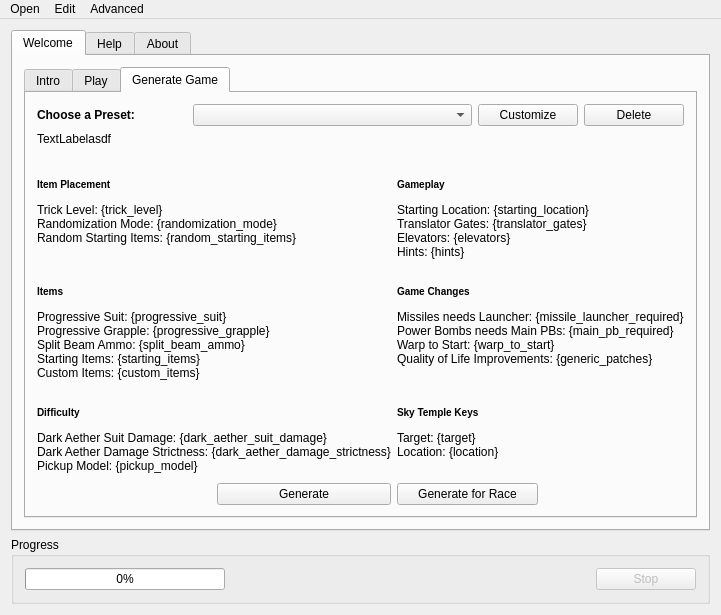
First picture: the form in randovania/gui/ui_files/main_window.ui, repository randovania/randovania, before the edit.
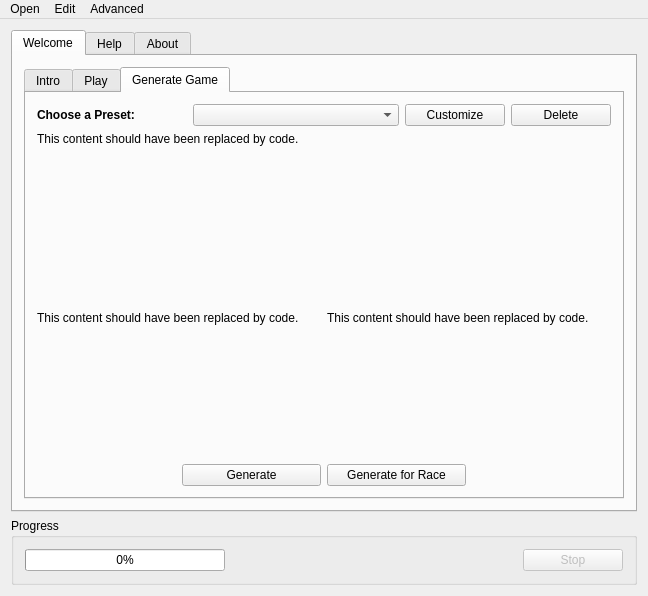
Second picture: the form after the edit. The open tabs and pages were chosen to show the change. Icons and pictures are not drawn.

Commit message: Improve the Game Details tab

```diff
--- a/randovania/gui/ui_files/main_window.ui
+++ b/randovania/gui/ui_files/main_window.ui
@@ -239,144 +239,6 @@
             <string>Generate Game</string>
            </attribute>
            <layout class="QGridLayout" name="gridLayout_9">
-            <item row="10" column="0" colspan="4">
-             <spacer name="create_vertical_spacer_4">
-              <property name="orientation">
-               <enum>Qt::Vertical</enum>
-              </property>
-              <property name="sizeHint" stdset="0">
-               <size>
-                <width>20</width>
-                <height>40</height>
-               </size>
-              </property>
-             </spacer>
-            </item>
-            <item row="4" column="2" colspan="2">
-             <widget class="QLabel" name="create_gameplay_label">
-              <property name="text">
-               <string>&lt;html&gt;&lt;head/&gt;&lt;body&gt;&lt;h5 style=&quot; margin-top:12px; margin-bottom:4px; margin-left:0px; margin-right:0px; -qt-block-indent:0; text-indent:0px;&quot;&gt;&lt;span style=&quot; font-size:small; font-weight:600;&quot;&gt;Gameplay&lt;/span&gt;&lt;/h5&gt;&lt;p&gt;Starting Location: {starting_location}&lt;br/&gt;Translator Gates: {translator_gates}&lt;br/&gt;Elevators: {elevators}&lt;br/&gt;Hints: {hints}&lt;/p&gt;&lt;/body&gt;&lt;/html&gt;</string>
-              </property>
-              <property name="alignment">
-               <set>Qt::AlignLeading|Qt::AlignLeft|Qt::AlignTop</set>
-              </property>
-             </widget>
-            </item>
-            <item row="7" column="0" colspan="2">
-             <widget class="QLabel" name="create_items_label">
-              <property name="text">
-               <string>&lt;html&gt;&lt;head/&gt;&lt;body&gt;&lt;p&gt;&lt;span style=&quot; font-size:small; font-weight:600;&quot;&gt;Items&lt;/span&gt;&lt;/p&gt;&lt;p&gt;Progressive Suit: {progressive_suit}&lt;br/&gt;Progressive Grapple: {progressive_grapple}&lt;br/&gt;Split Beam Ammo: {split_beam_ammo}&lt;br/&gt;Starting Items: {starting_items}&lt;br/&gt;Custom Items: {custom_items}&lt;/p&gt;&lt;/body&gt;&lt;/html&gt;</string>
-              </property>
-              <property name="alignment">
-               <set>Qt::AlignLeading|Qt::AlignLeft|Qt::AlignTop</set>
-              </property>
-             </widget>
-            </item>
-            <item row="7" column="2" colspan="2">
-             <widget class="QLabel" name="create_game_changes_label">
-              <property name="text">
-               <string>&lt;html&gt;&lt;head/&gt;&lt;body&gt;&lt;p&gt;&lt;span style=&quot; font-size:small; font-weight:600;&quot;&gt;Game Changes&lt;/span&gt;&lt;/p&gt;&lt;p&gt;Missiles needs Launcher: {missile_launcher_required}&lt;br/&gt;Power Bombs needs Main PBs: {main_pb_required}&lt;br/&gt;Warp to Start: {warp_to_start}&lt;br/&gt;Quality of Life Improvements: {generic_patches}&lt;/p&gt;&lt;/body&gt;&lt;/html&gt;</string>
-              </property>
-              <property name="alignment">
-               <set>Qt::AlignLeading|Qt::AlignLeft|Qt::AlignTop</set>
-              </property>
-             </widget>
-            </item>
-            <item row="11" column="2">
-             <widget class="QPushButton" name="create_generate_race_button">
-              <property name="text">
-               <string>Generate for Race</string>
-              </property>
-             </widget>
-            </item>
-            <item row="2" column="0" colspan="4">
-             <widget class="QLabel" name="create_preset_description">
-              <property name="minimumSize">
-               <size>
-                <width>0</width>
-                <height>40</height>
-               </size>
-              </property>
-              <property name="text">
-               <string>&lt;html&gt;&lt;head/&gt;&lt;body&gt;&lt;p&gt;TextLabelasdf&lt;/p&gt;&lt;/body&gt;&lt;/html&gt;</string>
-              </property>
-              <property name="alignment">
-               <set>Qt::AlignLeading|Qt::AlignLeft|Qt::AlignTop</set>
-              </property>
-              <property name="wordWrap">
-               <bool>true</bool>
-              </property>
-             </widget>
-            </item>
-            <item row="8" column="0" colspan="4">
-             <spacer name="create_vertical_spacer_3">
-              <property name="orientation">
-               <enum>Qt::Vertical</enum>
-              </property>
-              <property name="sizeType">
-               <enum>QSizePolicy::Fixed</enum>
-              </property>
-              <property name="sizeHint" stdset="0">
-               <size>
-                <width>20</width>
-                <height>20</height>
-               </size>
-              </property>
-             </spacer>
-            </item>
-            <item row="9" column="0" colspan="2">
-             <widget class="QLabel" name="create_difficulty_label">
-              <property name="text">
-               <string>&lt;html&gt;&lt;head/&gt;&lt;body&gt;&lt;h5 style=&quot; margin-top:12px; margin-bottom:4px; margin-left:0px; margin-right:0px; -qt-block-indent:0; text-indent:0px;&quot;&gt;&lt;span style=&quot; font-size:small; font-weight:600;&quot;&gt;Difficulty&lt;/span&gt;&lt;/h5&gt;&lt;p&gt;Dark Aether Suit Damage: {dark_aether_suit_damage}&lt;br/&gt;Dark Aether Damage Strictness: {dark_aether_damage_strictness}&lt;br/&gt;Pickup Model: {pickup_model}&lt;/p&gt;&lt;/body&gt;&lt;/html&gt;</string>
-              </property>
-              <property name="alignment">
-               <set>Qt::AlignLeading|Qt::AlignLeft|Qt::AlignTop</set>
-              </property>
-             </widget>
-            </item>
-            <item row="4" column="0" colspan="2">
-             <widget class="QLabel" name="create_item_placement_label">
-              <property name="text">
-               <string>&lt;html&gt;&lt;head/&gt;&lt;body&gt;&lt;h5 style=&quot; margin-top:12px; margin-bottom:4px; margin-left:0px; margin-right:0px; -qt-block-indent:0; text-indent:0px;&quot;&gt;&lt;span style=&quot; font-size:small; font-weight:600;&quot;&gt;Item Placement&lt;/span&gt;&lt;/h5&gt;&lt;p&gt;Trick Level: {trick_level}&lt;br/&gt;Randomization Mode: {randomization_mode}&lt;br/&gt;Random Starting Items: {random_starting_items}&lt;/p&gt;&lt;/body&gt;&lt;/html&gt;</string>
-              </property>
-              <property name="alignment">
-               <set>Qt::AlignLeading|Qt::AlignLeft|Qt::AlignTop</set>
-              </property>
-             </widget>
-            </item>
-            <item row="11" column="1">
-             <widget class="QPushButton" name="create_generate_button">
-              <property name="text">
-               <string>Generate</string>
-              </property>
-             </widget>
-            </item>
-            <item row="5" column="0" colspan="4">
-             <spacer name="create_vertical_spacer_2">
-              <property name="orientation">
-               <enum>Qt::Vertical</enum>
-              </property>
-              <property name="sizeType">
-               <enum>QSizePolicy::Fixed</enum>
-              </property>
-              <property name="sizeHint" stdset="0">
-               <size>
-                <width>20</width>
-                <height>20</height>
-               </size>
-              </property>
-             </spacer>
-            </item>
-            <item row="9" column="2" colspan="2">
-             <widget class="QLabel" name="create_sky_temple_keys_label">
-              <property name="text">
-               <string>&lt;html&gt;&lt;head/&gt;&lt;body&gt;&lt;h5 style=&quot; margin-top:12px; margin-bottom:4px; margin-left:0px; margin-right:0px; -qt-block-indent:0; text-indent:0px;&quot;&gt;&lt;span style=&quot; font-size:small; font-weight:600;&quot;&gt;Sky Temple Keys&lt;/span&gt;&lt;/h5&gt;&lt;p&gt;Target: {target}&lt;br/&gt;Location: {location}&lt;/p&gt;&lt;/body&gt;&lt;/html&gt;</string>
-              </property>
-              <property name="alignment">
-               <set>Qt::AlignLeading|Qt::AlignLeft|Qt::AlignTop</set>
-              </property>
-             </widget>
-            </item>
             <item row="3" column="0" colspan="4">
              <spacer name="create_vertical_spacer_1">
               <property name="orientation">
@@ -436,6 +298,72 @@
               </item>
              </layout>
             </item>
+            <item row="7" column="2">
+             <widget class="QPushButton" name="create_generate_race_button">
+              <property name="text">
+               <string>Generate for Race</string>
+              </property>
+             </widget>
+            </item>
+            <item row="6" column="0" colspan="4">
+             <spacer name="create_vertical_spacer_2">
+              <property name="orientation">
+               <enum>Qt::Vertical</enum>
+              </property>
+              <property name="sizeHint" stdset="0">
+               <size>
+                <width>20</width>
+                <height>40</height>
+               </size>
+              </property>
+             </spacer>
+            </item>
+            <item row="2" column="0" colspan="4">
+             <widget class="QLabel" name="create_preset_description">
+              <property name="minimumSize">
+               <size>
+                <width>0</width>
+                <height>40</height>
+               </size>
+              </property>
+              <property name="text">
+               <string>&lt;html&gt;&lt;head/&gt;&lt;body&gt;&lt;p&gt;This content should have been replaced by code.&lt;/p&gt;&lt;/body&gt;&lt;/html&gt;</string>
+              </property>
+              <property name="alignment">
+               <set>Qt::AlignLeading|Qt::AlignLeft|Qt::AlignTop</set>
+              </property>
+              <property name="wordWrap">
+               <bool>true</bool>
+              </property>
+             </widget>
+            </item>
+            <item row="7" column="1">
+             <widget class="QPushButton" name="create_generate_button">
+              <property name="text">
+               <string>Generate</string>
+              </property>
+             </widget>
+            </item>
+            <item row="4" column="2" colspan="2">
+             <widget class="QLabel" name="create_describe_right_label">
+              <property name="text">
+               <string>&lt;html&gt;&lt;head/&gt;&lt;body&gt;&lt;p&gt;This content should have been replaced by code.&lt;/p&gt;&lt;/body&gt;&lt;/html&gt;</string>
+              </property>
+              <property name="alignment">
+               <set>Qt::AlignLeading|Qt::AlignLeft|Qt::AlignTop</set>
+              </property>
+             </widget>
+            </item>
+            <item row="4" column="0" colspan="2">
+             <widget class="QLabel" name="create_describe_left_label">
+              <property name="text">
+               <string>&lt;html&gt;&lt;head/&gt;&lt;body&gt;&lt;p&gt;This content should have been replaced by code.&lt;/p&gt;&lt;/body&gt;&lt;/html&gt;</string>
+              </property>
+              <property name="alignment">
+               <set>Qt::AlignLeading|Qt::AlignLeft|Qt::AlignTop</set>
+              </property>
+             </widget>
+            </item>
            </layout>
           </widget>
          </widget>
```
The commit also changes 4 other files.
